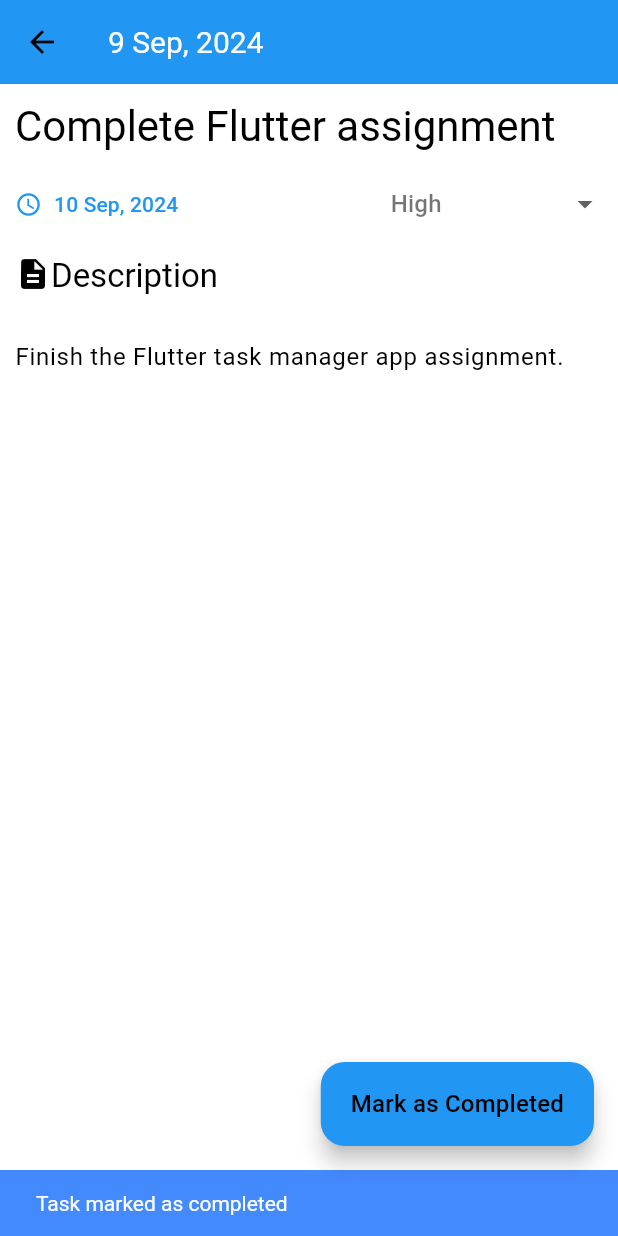
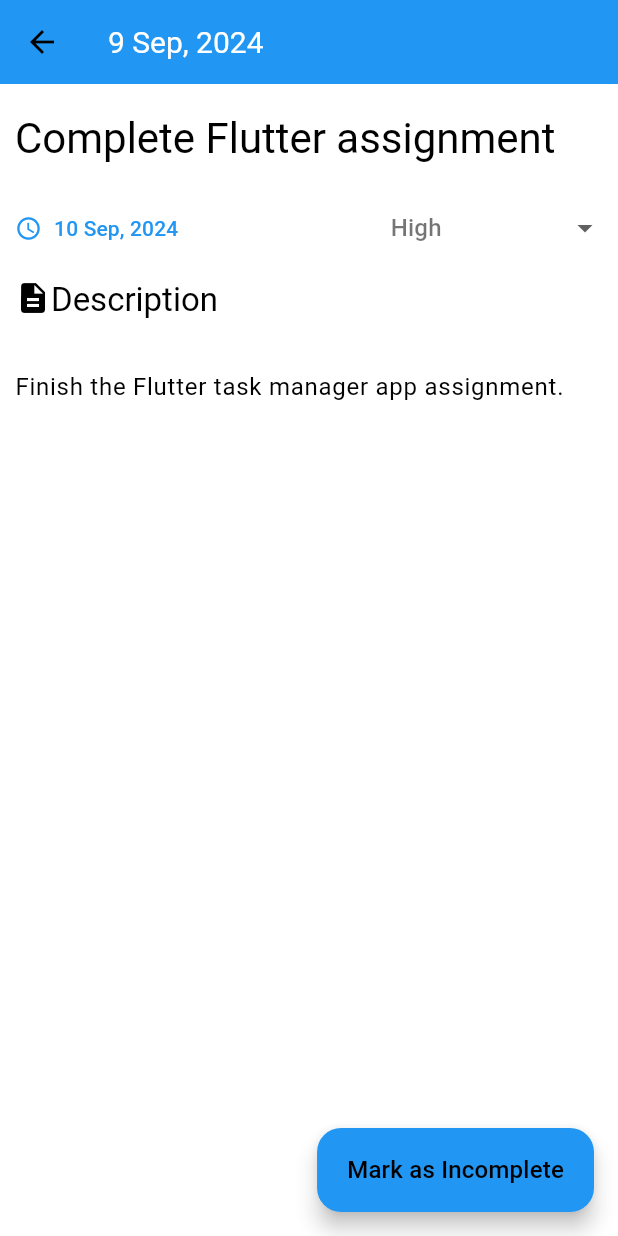
Before and after one commit to anubhavpathak-junglee/task-management-app, a Flutter app: the TaskDetailsScreen screen opened directly with sample values from the repository, after a tap on "Mark as Completed", on a phone screen of 412 x 824 dp. Run offline on Flutter 3.47's test engine with Material 3 defaults, Android fonts, the phone set to English and light mode, and no system bars; our stand-ins replace flutter_riverpod, shared_preferences, sqflite; accounts and stored records are empty.

Commit message:
Removed Bugs
Updated UI and made Task Detail Screen fully editable

```diff
--- a/lib/main.dart
+++ b/lib/main.dart
@@ -1,5 +1,6 @@
 import 'package:flutter/material.dart';
 import 'package:flutter_riverpod/flutter_riverpod.dart';
+
 import 'package:task_manager/providers/theme_provider.dart';
 import 'package:task_manager/utils/themes.dart';
 
--- a/lib/models/task.dart
+++ b/lib/models/task.dart
@@ -19,7 +19,7 @@ class Task {
       'dueDate': dueDate.toIso8601String(),
       'priority': priority.index,
       'isCompleted': isCompleted ? 1 : 0,
-      'createdAt': createdAt.toIso8601String(),
+      'createdAt': createdAt.toIso8601String().split('T').first,
     };
   }
 
--- a/lib/views/screens/add_task.dart
+++ b/lib/views/screens/add_task.dart
@@ -35,13 +35,13 @@ class _AddTaskScreenState extends ConsumerState<AddTaskScreen> {
   void _submitTask() {
     if (_formKey.currentState!.validate()) {
       _formKey.currentState!.save();
-
+      final DateTime now = DateTime.now();
       final newTask = Task(
         title: _title,
         description: _description,
         dueDate: _dueDate,
         priority: _priority,
-        createdAt: DateTime.now(),
+        createdAt: DateTime(now.year, now.month, now.day),
       );
 
       ref.read(tasksNotifierProvider.notifier).addTask(newTask);
--- a/lib/views/screens/task_details_screen.dart
+++ b/lib/views/screens/task_details_screen.dart
@@ -15,22 +15,49 @@ class TaskDetailsScreen extends ConsumerStatefulWidget {
 }
 
 class _TaskDetailsScreenState extends ConsumerState<TaskDetailsScreen> {
+  late TextEditingController descriptionController;
+  late TextEditingController titleController;
+
+  bool _showSaveButton = false;
+
+  @override
+  void initState() {
+    super.initState();
+    titleController = TextEditingController(text: widget.task.title);
+    descriptionController = TextEditingController(text: widget.task.description);
+    titleController.addListener(() {
+      if(titleController.text != widget.task.title){
+        setState(() {
+          _showSaveButton = true;
+        });
+      } else {
+        setState(() {
+          _showSaveButton = false;
+        });
+      }
+    });
+    descriptionController.addListener(() {
+      if (descriptionController.text != widget.task.description) {
+        setState(() {
+          _showSaveButton = true;
+        });
+      } else {
+        setState(() {
+          _showSaveButton = false;
+        });
+      }
+    });
+  }
+
+  @override
+  void dispose() {
+    descriptionController.dispose();
+    super.dispose();
+  }
 
   @override
   Widget build(BuildContext context) {
-
     Task task = widget.task;
-
-    void toggleIsCompleted() {
-      task.isCompleted = !task.isCompleted;
-      ref.read(tasksNotifierProvider.notifier).updateTask(task);
-      ScaffoldMessenger.of(context).clearSnackBars();
-      ScaffoldMessenger.of(context).showSnackBar(
-        SnackBar(
-          content: task.isCompleted ? const Text('Task marked as completed') : const Text('Task marked as incomplete'),
-        ),
-      );
-    }
 
     Future<void> changeDueDate() async {
       DateTime? pickedDate = await showDatePicker(
@@ -40,18 +67,34 @@ class _TaskDetailsScreenState extends ConsumerState<TaskDetailsScreen> {
         lastDate: DateTime(2101),
       );
       if (pickedDate != null && pickedDate != task.dueDate) {
-        ref.read(tasksNotifierProvider.notifier).updateTask(task);
         setState(() {
           task.dueDate = pickedDate;
+          _showSaveButton = true;
         });
       }
     }
 
     void changePriority (Priority? newValue) {
-      ref.read(tasksNotifierProvider.notifier).updateTask(task);
       setState(() {
         task.priority = newValue!;
+        _showSaveButton = true;
       });
+    }
+
+    void toggleIsCompleted () {
+      setState(() {
+        task.isCompleted = !task.isCompleted;
+        _showSaveButton = true;
+      });
+    }
+
+    void saveChanges() {
+      setState(() {
+        task.title = titleController.text;
+        task.description = descriptionController.text;
+        _showSaveButton = false;
+      });
+      ref.read(tasksNotifierProvider.notifier).updateTask(task);
       ScaffoldMessenger.of(context).clearSnackBars();
       ScaffoldMessenger.of(context).showSnackBar(
         const SnackBar(
@@ -62,15 +105,32 @@ class _TaskDetailsScreenState extends ConsumerState<TaskDetailsScreen> {
 
     return Scaffold(
       appBar: AppBar(
-        title: Text(DateFormat('d MMM, yyyy').format(task.createdAt))
+        title: Text(DateFormat('d MMM, yyyy').format(task.createdAt)),
+        actions: [
+          if(_showSaveButton)
+          TextButton.icon(
+            onPressed: saveChanges,
+            label: const Text("Save"),
+            icon: const Icon(Icons.save),
+          )
+        ],
       ),
       body: Padding(
         padding: const EdgeInsets.all(10),
         child: Column(
           crossAxisAlignment: CrossAxisAlignment.start,
           children: [
-            Text(task.title, style: Theme.of(context).textTheme.headlineMedium),
+
+            TextField(
+              controller: titleController,
+              style: Theme.of(context).textTheme.headlineMedium,
+              decoration: const InputDecoration(
+                border: InputBorder.none
+              ),
+            ),
+
             const SizedBox(height: 10),
+
             Row(
               mainAxisAlignment: MainAxisAlignment.spaceBetween,
               children: [
@@ -101,6 +161,7 @@ class _TaskDetailsScreenState extends ConsumerState<TaskDetailsScreen> {
               ],
             ),
             const SizedBox(height: 10),
+
             Text.rich(
               TextSpan(
                 children: [
@@ -114,23 +175,22 @@ class _TaskDetailsScreenState extends ConsumerState<TaskDetailsScreen> {
                 ],
               ),
             ),
+
             const SizedBox(height: 20),
 
-            TextFormField(
-              initialValue: task.description,
-              maxLines: 20,
-              decoration: const InputDecoration(
-                border: InputBorder.none,
-                hintText: 'Add a description',
+            Expanded(
+              child: SingleChildScrollView(
+                child: TextFormField(
+                  controller: descriptionController,
+                  maxLines: null,
+                  decoration: const InputDecoration(
+                    border: InputBorder.none,
+                    hintText: 'Add a description',
+                  ),
+                ),
               ),
-              onChanged: (value) {
-                setState(() {
-                  task.description = value;
-                });
-              },
-              // Need something to update the task description
+            )
 
-            )
           ],
         ),
       ),
```
Also changed, not shown: lib/providers/task_provider.dart (+8 -16 lines), lib/utils/db_helper.dart (+4 -4 lines), lib/views/screens/task_screen.dart (+18 -1 lines), lib/views/widgets/complete_task_item.dart (added, +40 -0 lines), lib/views/widgets/sort_options.dart (+5 -3 lines), lib/views/widgets/task_item.dart (+11 -53 lines), lib/views/widgets/update_task.dart (deleted), 2 other files.
